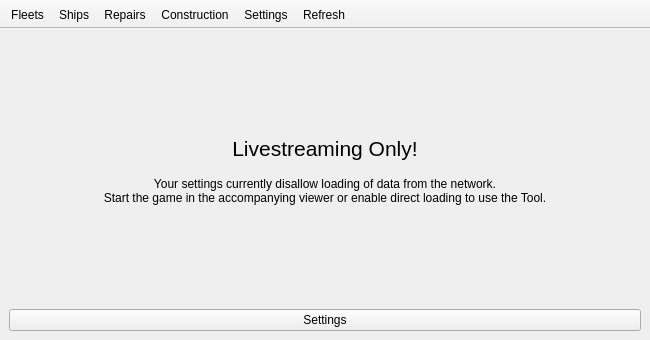
First picture: the form in KCMainWindow.ui, repository KanColleTool/kct-tool, before the edit.
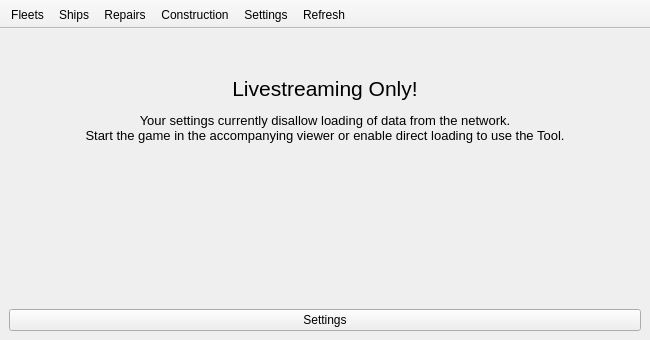
Second picture: the form after the edit. Icons and pictures are not drawn.

Commit message: Clean up the livestreaming page

Patch:
```diff
--- a/KCMainWindow.ui
+++ b/KCMainWindow.ui
@@ -2020,20 +2020,7 @@
       </widget>
       <widget class="QWidget" name="noNetworkPage">
        <layout class="QVBoxLayout" name="verticalLayout_14">
-        <item>
-         <spacer name="verticalSpacer">
-          <property name="orientation">
-           <enum>Qt::Vertical</enum>
-          </property>
-          <property name="sizeHint" stdset="0">
-           <size>
-            <width>20</width>
-            <height>40</height>
-           </size>
-          </property>
-         </spacer>
-        </item>
-        <item>
+        <item alignment="Qt::AlignVCenter">
          <widget class="QLabel" name="label_4">
           <property name="font">
            <font>
@@ -2041,54 +2028,14 @@
            </font>
           </property>
           <property name="text">
-           <string>Livestreaming Only!</string>
+           <string>&lt;html&gt;&lt;head/&gt;&lt;body&gt;&lt;p align=&quot;center&quot;&gt;Livestreaming Only!&lt;/p&gt;&lt;p align=&quot;center&quot;&gt;&lt;span style=&quot; font-size:10pt;&quot;&gt;Your settings currently disallow loading of data from the network.&lt;br/&gt;Start the game in the accompanying viewer or enable direct loading to use the Tool.&lt;/span&gt;&lt;/p&gt;&lt;/body&gt;&lt;/html&gt;</string>
           </property>
           <property name="alignment">
            <set>Qt::AlignCenter</set>
           </property>
          </widget>
         </item>
-        <item>
-         <spacer name="verticalSpacer_3">
-          <property name="orientation">
-           <enum>Qt::Vertical</enum>
-          </property>
-          <property name="sizeType">
-           <enum>QSizePolicy::Preferred</enum>
-          </property>
-          <property name="sizeHint" stdset="0">
-           <size>
-            <width>20</width>
-            <height>10</height>
-           </size>
-          </property>
-         </spacer>
-        </item>
-        <item>
-         <widget class="QLabel" name="label_9">
-          <property name="text">
-           <string>Your settings currently disallow loading of data from the network.
-Start the game in the accompanying viewer or enable direct loading to use the Tool.</string>
-          </property>
-          <property name="alignment">
-           <set>Qt::AlignCenter</set>
-          </property>
-         </widget>
-        </item>
-        <item>
-         <spacer name="verticalSpacer_4">
-          <property name="orientation">
-           <enum>Qt::Vertical</enum>
-          </property>
-          <property name="sizeHint" stdset="0">
-           <size>
-            <width>20</width>
-            <height>40</height>
-           </size>
-          </property>
-         </spacer>
-        </item>
-        <item>
+        <item alignment="Qt::AlignBottom">
          <widget class="QPushButton" name="noNetworkSettingsButton">
           <property name="text">
            <string>Settings</string>
```
Left out of the diff: 2 changed lines with no effect on the pictures.
